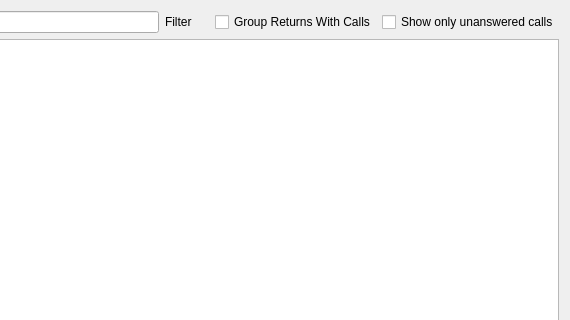
This is utilities/dselrigpart/mainwidget.ui in KDE/dferry as Qt 5 draws it before an edit; both pictures show x 249 to 819 and y 0 to 320 of the 819 by 687 pixel window. The edited form follows.
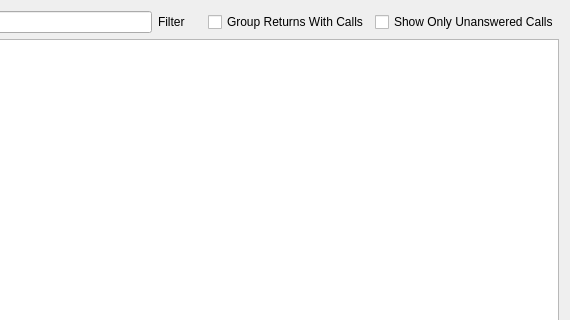
This is the edited form. Custom widgets are drawn as their Qt base class.

Commit message:
Use title case for checkbox label.
According to the short-words rule, "Only" might go uncapitalized, but
it's an important word here, and title case rules aren't well-defined
anyway.

The edit to the form file:
```diff
--- a/utilities/dselrigpart/mainwidget.ui
+++ b/utilities/dselrigpart/mainwidget.ui
@@ -76,7 +76,7 @@
      <item>
       <widget class="QCheckBox" name="unansweredCheckbox">
        <property name="text">
-        <string>Show only unanswered calls</string>
+        <string>Show Only Unanswered Calls</string>
        </property>
       </widget>
      </item>
```
